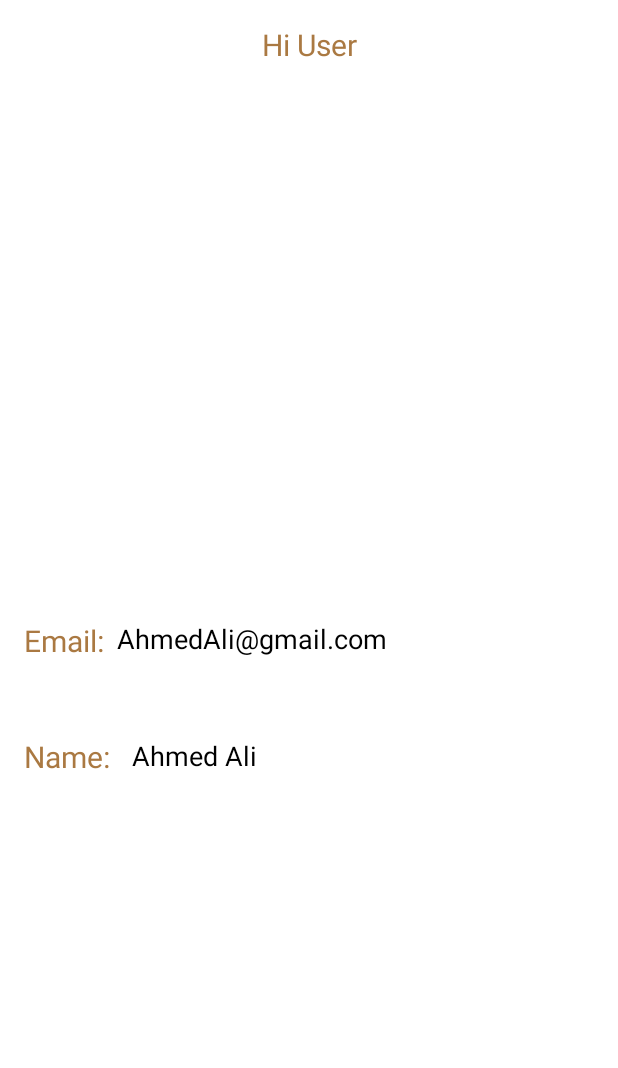
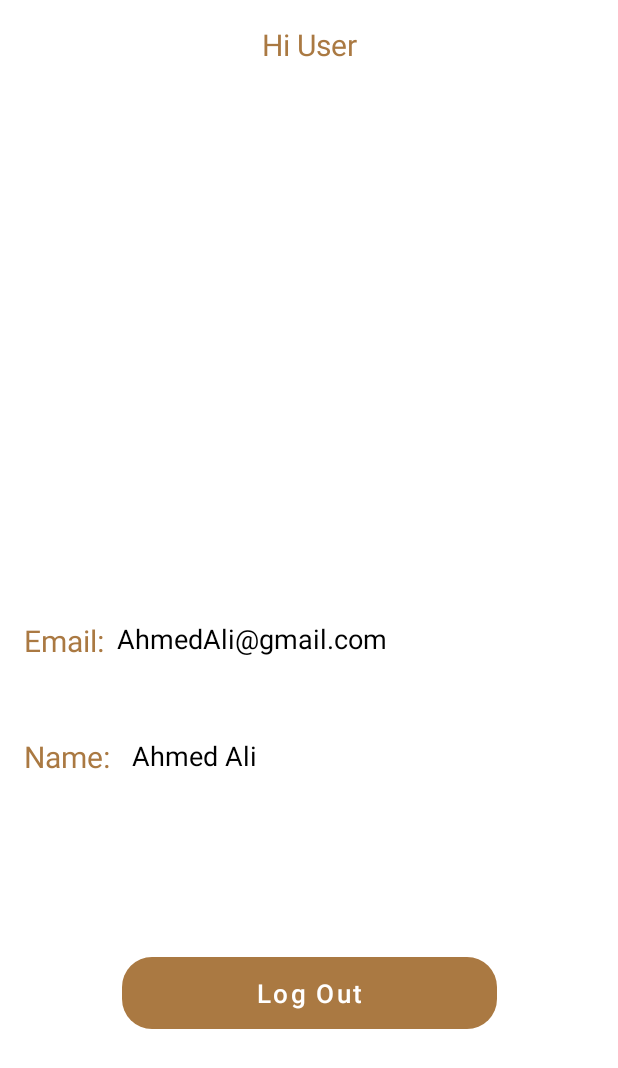
Before and after one commit to Ibrahim-Adel-20190008/CoffeeApp, an Android app: the layout activity_user_profile.xml on its own in the app's theme, with its tools: preview values and no code run, on a phone screen of 412 x 824 dp. Shown: the top 1068 px of the screen. Run offline under Robolectric (Android 15) with nearby library versions, the phone set to English and light mode, and no system bars.

Commit message:
update login api and user profile

```diff
--- a/app/src/main/java/com/example/finalproject/RegisterActivity.kt
+++ b/app/src/main/java/com/example/finalproject/RegisterActivity.kt
@@ -48,7 +48,7 @@ class RegisterActivity : AppCompatActivity() {
                         override fun onResponse(call: Call<RegisterResponse>, response: Response<RegisterResponse>) {
                             if (response.isSuccessful) {
                                 //Toast.makeText(this@RegisterActivity,"please fill all required fields", Toast.LENGTH_SHORT).show()
-                                startActivity(Intent(this@RegisterActivity,MainActivity::class.java))
+                                finish()
                                 Log.v("3", "onResponse ${response.body().toString()}")
 
                             } else {
--- a/app/src/main/java/com/example/finalproject/loginClasses/LoginResponse.kt
+++ b/app/src/main/java/com/example/finalproject/loginClasses/LoginResponse.kt
@@ -2,4 +2,4 @@ package com.example.finalproject.loginClasses
 
 import com.google.gson.annotations.SerializedName
 
-data class LoginResponse(  @SerializedName("token") var token : String? =null )
+data class LoginResponse(  @SerializedName("token") val token : String? =null )
--- a/app/src/main/java/com/example/finalproject/sharedpref/SharedPre.kt
+++ b/app/src/main/java/com/example/finalproject/sharedpref/SharedPre.kt
@@ -1,13 +1,13 @@
 package com.example.finalproject.sharedpref
 
+import android.app.Application
 import android.content.SharedPreferences
 
 object SharedPre {
-    var sharedPre : SharedPreferences? =null
-
+    var sharedPre : SharedPreferences? = null
     fun setText(text:String)
     {
-        sharedPre?.edit()?.putString("token",text)
+        sharedPre?.edit()?.putString("token",text)?.apply()
     }
     fun getText():String?
     {
--- a/app/src/main/res/layout/activity_main.xml
+++ b/app/src/main/res/layout/activity_main.xml
@@ -82,7 +82,9 @@
             android:layout_marginTop="10dp"
             android:backgroundTint="@color/brown"
             android:text="@string/login"
+            android:background="@drawable/roundstyle"
             android:textAllCaps="false"
+            android:textSize="18sp"
             android:textColor="@color/white"
             app:layout_constraintLeft_toLeftOf="parent"
             app:layout_constraintTop_toBottomOf="@+id/et_password" />
--- a/app/src/main/res/layout/activity_user_profile.xml
+++ b/app/src/main/res/layout/activity_user_profile.xml
@@ -4,43 +4,41 @@
     xmlns:tools="http://schemas.android.com/tools"
     android:layout_width="match_parent"
     android:layout_height="match_parent"
-    tools:context=".UserProfileActivity"
-    android:padding="16dp">
+    android:padding="16dp"
+    tools:context=".UserProfileActivity">
 
     <TextView
         android:id="@+id/hi"
         android:layout_width="wrap_content"
         android:layout_height="wrap_content"
-        app:layout_constraintTop_toTopOf="parent"
-        app:layout_constraintLeft_toLeftOf="parent"
-        app:layout_constraintRight_toRightOf="parent"
         android:text="@string/hello"
         android:textColor="@color/brown"
         android:textSize="20sp"
-        />
+        app:layout_constraintLeft_toLeftOf="parent"
+        app:layout_constraintRight_toRightOf="parent"
+        app:layout_constraintTop_toTopOf="parent" />
 
     <de.hdodenhof.circleimageview.CircleImageView
         android:id="@+id/image_view"
         android:layout_width="250dp"
         android:layout_height="250dp"
-        app:layout_constraintTop_toBottomOf="@id/hi"
-        app:layout_constraintLeft_toLeftOf="parent"
-        app:layout_constraintRight_toRightOf="parent"
         android:layout_marginTop="20dp"
         app:civ_border_color="@color/brown"
         app:civ_border_width="2dp"
-        />
+        app:layout_constraintLeft_toLeftOf="parent"
+        app:layout_constraintRight_toRightOf="parent"
+        app:layout_constraintTop_toBottomOf="@id/hi" />
+
     <TextView
         android:id="@+id/email_info"
         android:layout_width="wrap_content"
         android:layout_height="wrap_content"
-        app:layout_constraintTop_toBottomOf="@+id/image_view"
-        app:layout_constraintLeft_toLeftOf="parent"
+        android:layout_marginTop="100dp"
         android:text="@string/email_info"
         android:textColor="@color/brown"
-        android:layout_marginTop="100dp"
         android:textSize="20sp"
-        />
+        app:layout_constraintLeft_toLeftOf="parent"
+        app:layout_constraintTop_toBottomOf="@+id/image_view" />
 
     <TextView
         android:id="@+id/user_email"
@@ -59,13 +57,12 @@
         android:id="@+id/name_info"
         android:layout_width="wrap_content"
         android:layout_height="wrap_content"
-        app:layout_constraintTop_toBottomOf="@+id/email_info"
-        app:layout_constraintLeft_toLeftOf="parent"
+        android:layout_marginTop="50dp"
         android:text="@string/name_info"
         android:textColor="@color/brown"
-        android:layout_marginTop="50dp"
         android:textSize="20sp"
-        />
+        app:layout_constraintLeft_toLeftOf="parent"
+        app:layout_constraintTop_toBottomOf="@+id/email_info" />
 
     <TextView
         android:id="@+id/username"
@@ -80,4 +77,16 @@
         app:layout_constraintRight_toRightOf="parent"
         app:layout_constraintTop_toBottomOf="@+id/user_email" />
 
+    <Button
+        android:id="@+id/logout"
+        android:layout_width="250dp"
+        android:layout_height="wrap_content"
+        android:background="@drawable/roundstyle"
+        android:text="Log Out"
+        android:textAllCaps="false"
+        android:textSize="17sp"
+        app:layout_constraintBottom_toBottomOf="parent"
+        app:layout_constraintLeft_toLeftOf="parent"
+        app:layout_constraintRight_toRightOf="parent"
+        app:layout_constraintTop_toBottomOf="@id/username" />
 </androidx.constraintlayout.widget.ConstraintLayout>
```
Also changed, not shown: app/src/main/java/com/example/finalproject/MainActivity.kt (+34 -33 lines), app/src/main/java/com/example/finalproject/UserProfileActivity.kt (+13 -0 lines), app/src/main/java/com/example/finalproject/loginApi.kt (+1 -6 lines), app/src/main/java/com/example/finalproject/loginClasses/Data.kt (deleted, +0 -15 lines), app/src/main/java/com/example/finalproject/loginClasses/Login.kt (deleted, +0 -14 lines), app/src/main/java/com/example/finalproject/loginClasses/Support.kt (deleted, +0 -12 lines).
